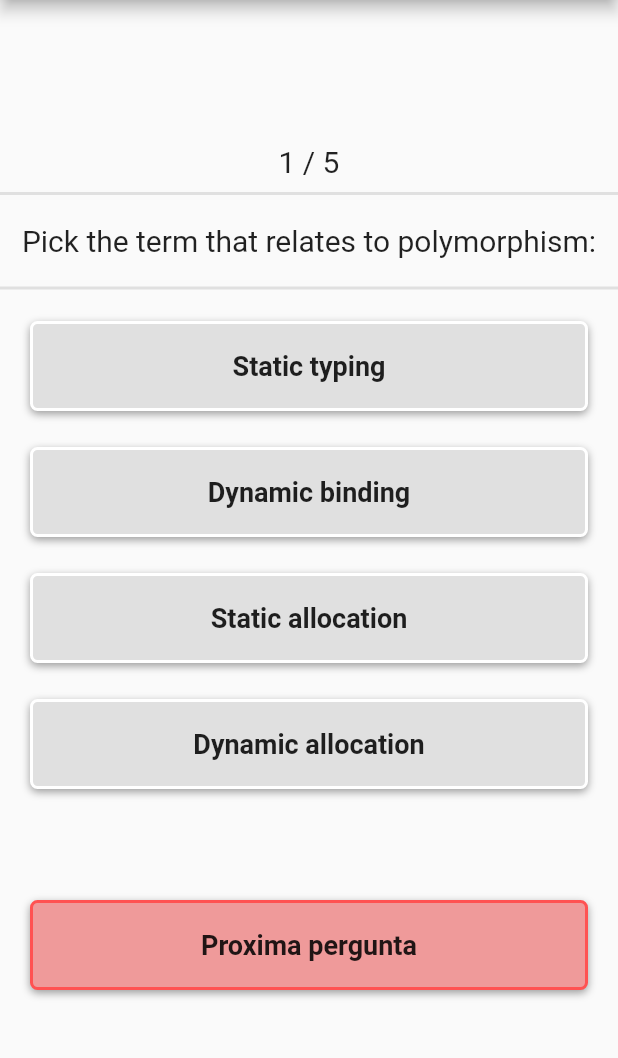
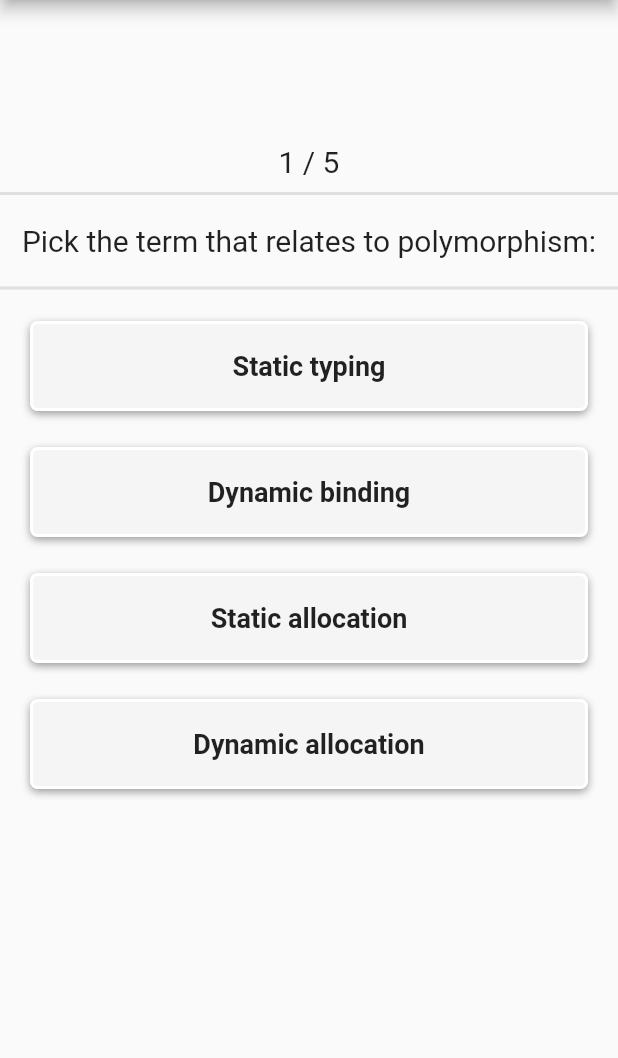
Before and after one commit to dudadias/OOP-Quiz, a Flutter app: the screen it shows after launch, on a phone screen of 412 x 824 dp, the part 84-1142 px from its top. Run offline on Flutter 3.47's test engine with Material 2 defaults, Android fonts, the phone set to English and light mode, and no system bars.

Commit message:
points and play again

```diff
--- a/lib/pages/home.dart
+++ b/lib/pages/home.dart
@@ -11,12 +11,18 @@ class Home extends StatefulWidget {
 
 enum StatusPergunta { aguardando, respondida }
 
+enum StatusQuiz { ocorrendo, terminou, resultados }
+
 class _HomeState extends State<Home> {
   final List<Question> perguntas = QuestionsRepository().createQuestions(5);
   int perguntaAtual = 0;
   String opcaoSelecionada = "";
 
   StatusPergunta statusPergunta = StatusPergunta.aguardando;
+  StatusQuiz statusQuiz = StatusQuiz.ocorrendo;
+
+  int acertos = 0;
+  int erros = 0;
 
   void registraResposta(String e) {
     if (statusPergunta == StatusPergunta.aguardando) {
@@ -25,20 +31,76 @@ class _HomeState extends State<Home> {
         statusPergunta = StatusPergunta.respondida;
       });
     }
+    if (e == perguntas[perguntaAtual].answer) {
+      acertos++;
+    } else {
+      erros++;
+    }
   }
 
   void proximaPergunta() {
+    if (statusQuiz == StatusQuiz.terminou) {
       setState(() {
+        statusQuiz = StatusQuiz.resultados;
+      });
+    } else {
+      setState(() {
+        statusPergunta = StatusPergunta.aguardando;
         if (perguntaAtual < perguntas.length - 1) {
           perguntaAtual += 1;
         }
+
+        if (perguntaAtual == perguntas.length - 1) {
+          statusQuiz = StatusQuiz.terminou;
+        }
+      });
+    }
+  }
+
+  void novoQuiz() {
+    setState(() {
+      perguntaAtual = 0;
+      opcaoSelecionada = "";
+
       statusPergunta = StatusPergunta.aguardando;
+      statusQuiz = StatusQuiz.ocorrendo;
+
+      acertos = 0;
+      erros = 0;
     });
   }
 
   @override
   Widget build(BuildContext context) {
-    return Center(
+    return statusQuiz == StatusQuiz.resultados
+        ? Center(
+            child: Column(
+              mainAxisAlignment: MainAxisAlignment.center,
+              children: [
+                const Text(
+                  "Congrats! ",
+                  style: TextStyle(fontSize: 35),
+                ),
+                const SizedBox(
+                  height: 20,
+                ),
+                Text(
+                  "$acertos/5 points",
+                  style: const TextStyle(fontSize: 20),
+                ),
+                const SizedBox(
+                  height: 30,
+                ),
+                ElevatedButton(
+                  onPressed: () {
+                    novoQuiz();
+                  },
+                  child: const Text("Play Again"),
+                ),
+              ],
+            ),
+          )
+        : Center(
             child: Column(
               mainAxisAlignment: MainAxisAlignment.center,
               children: [
@@ -52,7 +114,8 @@ class _HomeState extends State<Home> {
                   thickness: 2.0,
                 ),
                 Padding(
-            padding: const EdgeInsets.symmetric(vertical: 10, horizontal: 10),
+                  padding:
+                      const EdgeInsets.symmetric(vertical: 10, horizontal: 10),
                   child: Text(
                     perguntas[perguntaAtual].utterance,
                     textAlign: TextAlign.center,
@@ -82,9 +145,10 @@ class _HomeState extends State<Home> {
                           padding: const EdgeInsets.symmetric(
                               vertical: 12.0, horizontal: 20.0),
                           decoration: BoxDecoration(
-                        color: Colors.grey[300],
+                              color: Colors.grey[100],
                               border: Border.all(
-                            color: statusPergunta == StatusPergunta.respondida
+                                  color: statusPergunta ==
+                                          StatusPergunta.respondida
                                       ? e == opcaoSelecionada
                                           ? e == perguntas[perguntaAtual].answer
                                               ? Colors.green
@@ -112,8 +176,9 @@ class _HomeState extends State<Home> {
                       ),
                     )
                     .toList(),
-          SizedBox(height: 50),
-          GestureDetector(
+                const SizedBox(height: 50),
+                statusPergunta == StatusPergunta.respondida
+                    ? GestureDetector(
                         onTap: () {
                           proximaPergunta();
                         },
@@ -121,13 +186,14 @@ class _HomeState extends State<Home> {
                           width: double.infinity,
                           height: 60,
                           alignment: Alignment.center,
-              margin:
-                  const EdgeInsets.symmetric(vertical: 12.0, horizontal: 20.0),
-              padding:
-                  const EdgeInsets.symmetric(vertical: 12.0, horizontal: 20.0),
+                          margin: const EdgeInsets.symmetric(
+                              vertical: 12.0, horizontal: 20.0),
+                          padding: const EdgeInsets.symmetric(
+                              vertical: 12.0, horizontal: 20.0),
                           decoration: BoxDecoration(
-                  color: Colors.red[200],
-                  border: Border.all(color: Colors.redAccent, width: 2),
+                              color: Colors.yellow[300],
+                              border:
+                                  Border.all(color: Colors.yellow, width: 2),
                               borderRadius: BorderRadius.circular(5),
                               boxShadow: const [
                                 BoxShadow(
@@ -140,12 +206,47 @@ class _HomeState extends State<Home> {
                                 ),
                               ]),
                           child: Text(
-                "Proxima pergunta",
-                style:
-                    const TextStyle(fontSize: 18, fontWeight: FontWeight.bold),
+                            statusQuiz == StatusQuiz.terminou
+                                ? "See Results"
+                                : "Next",
+                            style: const TextStyle(
+                                fontSize: 18, fontWeight: FontWeight.bold),
                           ),
                         ),
+                      )
+                    : GestureDetector(
+                        onTap: () {
+                          null;
+                        },
+                        child: Container(
+                          width: double.infinity,
+                          height: 60,
+                          alignment: Alignment.center,
+                          margin: const EdgeInsets.symmetric(
+                              vertical: 12.0, horizontal: 20.0),
+                          padding: const EdgeInsets.symmetric(
+                              vertical: 12.0, horizontal: 20.0),
+                          decoration: BoxDecoration(
+                              color: Colors.transparent,
+                              border: Border.all(
+                                  color: Colors.transparent, width: 2),
+                              borderRadius: BorderRadius.circular(5),
+                              boxShadow: const [
+                                BoxShadow(
+                                  color: Colors.transparent,
+                                  offset: Offset(
+                                    0,
+                                    2,
                                   ),
+                                  blurRadius: 4.0,
+                                ),
+                              ]),
+                          child: const Text(
+                            "Next",
+                            style: TextStyle(color: Colors.transparent),
+                          ),
+                        ),
+                      )
               ],
             ),
           );
```
Lines whose indentation alone changed are shown as unchanged.
